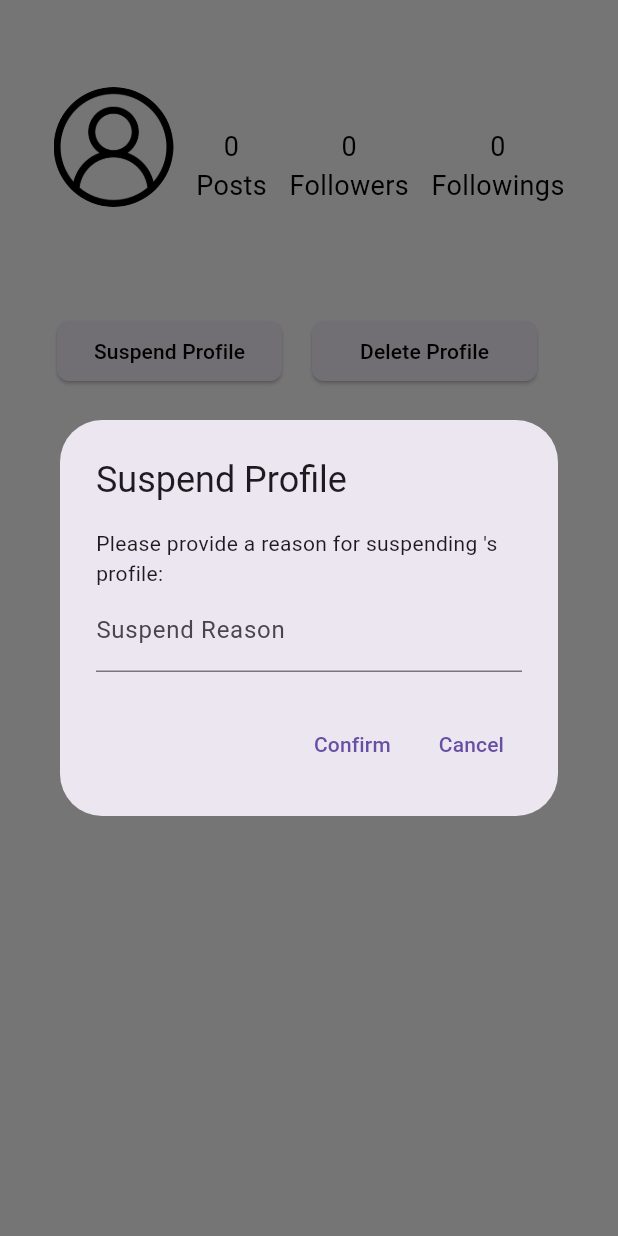
After one commit to SumanTanwar/SocialTrails_Flutter, a Flutter app: the AdminUserDetailManageScreen screen opened directly, after a tap on "Suspend Profile", on a phone screen of 412 x 824 dp. The commit adds this screen. Run offline on Flutter 3.47's test engine with Material 3 defaults, Android fonts, the phone set to English and light mode, and no system bars; our stand-ins replace connectivity_plus, firebase_auth, firebase_core, firebase_database, firebase_storage, google_maps_flutter and 3 more; accounts and stored records are empty.

Commit message:
admin suspend and active user account

```diff
--- a/lib/Adminpanel/AdminDashboard.dart
+++ b/lib/Adminpanel/AdminDashboard.dart
@@ -1,6 +1,8 @@
 import 'package:flutter/material.dart';
 import 'package:socialtrailsapp/Utility/SessionManager.dart';
 import 'package:socialtrailsapp/signin.dart';
+
+import 'adminusermanage.dart';
 
 class AdminDashboardScreen extends StatefulWidget {
   const AdminDashboardScreen({Key? key}) : super(key: key);
@@ -36,6 +38,15 @@ class _AdminDashboardScreenState extends State<AdminDashboardScreen> {
             ),
             ElevatedButton(
               onPressed: () {
+                Navigator.pushReplacement(
+                  context,
+                  MaterialPageRoute(builder: (context) => AdminUserDetailManageScreen(userId : "gZbKw6pfnCOrcYTG6kjUbd5nveA2")),
+                );
+              },
+              child: Text('User Detail  Page'),
+            ),
+            ElevatedButton(
+              onPressed: () {
                 // Log out admin
                 SessionManager().logoutUser();
                 Navigator.pushReplacement(
--- /dev/null
+++ b/lib/Adminpanel/adminusermanage.dart
@@ -0,0 +1,274 @@
+import 'package:flutter/material.dart';
+import 'package:socialtrailsapp/Interface/OperationCallback.dart';
+import 'package:socialtrailsapp/Utility/SessionManager.dart';
+import 'package:socialtrailsapp/Utility/UserService.dart';
+import 'package:socialtrailsapp/ModelData/Users.dart';
+import '../Utility/Utils.dart';
+
+class AdminUserDetailManageScreen extends StatefulWidget {
+  final String userId;
+
+  AdminUserDetailManageScreen({required this.userId});
+
+  @override
+  _AdminUserDetailManageScreenState createState() => _AdminUserDetailManageScreenState();
+}
+
+class _AdminUserDetailManageScreenState extends State<AdminUserDetailManageScreen> {
+  Users? user;
+  bool isLoading = true;
+  final UserService userService = UserService();
+
+  @override
+  void initState() {
+    super.initState();
+    _fetchUserDetails();
+  }
+
+  Future<void> _fetchUserDetails() async {
+    user = await userService.adminGetUserByID(widget.userId);
+    setState(() {
+      isLoading = false;
+    });
+  }
+
+  void _showSuspendDialog() {
+    final reasonController = TextEditingController();
+
+    showDialog(
+      context: context,
+      builder: (context) {
+        return AlertDialog(
+          title: Text("Suspend Profile"),
+          content: Column(
+            mainAxisSize: MainAxisSize.min,
+            children: [
+              Text("Please provide a reason for suspending ${user?.username}'s profile:"),
+              TextField(
+                controller: reasonController,
+                decoration: InputDecoration(labelText: 'Suspend Reason'),
+              ),
+            ],
+          ),
+          actions: [
+            TextButton(
+              onPressed: () {
+                String reason = reasonController.text.trim();
+                if (reason.isEmpty) {
+                  Utils.showError(context, "Suspend reason is required");
+                } else {
+                  _suspendProfile(widget.userId, reason);
+                  Navigator.of(context).pop();
+                }
+              },
+              child: Text("Confirm"),
+            ),
+            TextButton(
+              onPressed: () => Navigator.of(context).pop(),
+              child: Text("Cancel"),
+            ),
+          ],
+        );
+      },
+    );
+  }
+
+  void _suspendProfile(String userId, String reason) {
+    userService.suspendProfile(userId, SessionManager().getUserID() ?? "", reason, OperationCallback(
+      onSuccess: () {
+        setState(() {
+          user?.suspended = true;
+          user?.suspendedreason = "Suspended profile: ${reason}";
+        });
+        Utils.showMessage(context, "Profile suspended successfully.");
+      },
+      onFailure: (errMessage) {
+        Utils.showError(context, "suspend profile failed! Please try again later.");
+      },
+    ));
+  }
+
+  void _activateProfile(String userId) {
+    userService.activateProfile(userId, OperationCallback(
+      onSuccess: () {
+        setState(() {
+          user?.suspended = false;
+          user?.suspendedreason = "";
+        });
+        Utils.showMessage(context, "Profile activated successfully.");
+      },
+      onFailure: (errMessage) {
+        Utils.showError(context, "activate profile failed! Please try again later.");
+      },
+    ));
+  }
+
+  void _deleteProfile(String userId) {
+    // Implement delete functionality
+  }
+
+  @override
+  Widget build(BuildContext context) {
+    return Scaffold(
+      body: Padding(
+        padding: const EdgeInsets.all(8.0),
+        child: Container(
+          margin: const EdgeInsets.only(top: 50),
+          child: isLoading
+              ? Center(child: CircularProgressIndicator())
+              : Column(
+            children: [
+              Row(
+                mainAxisAlignment: MainAxisAlignment.center,
+                children: [
+                  Column(
+                    mainAxisAlignment: MainAxisAlignment.center,
+                    children: [
+                      Container(
+                        width: 80,
+                        height: 80,
+                        decoration: BoxDecoration(
+                          shape: BoxShape.circle,
+                          image: DecorationImage(
+                            image: AssetImage('assets/user.png'),
+                            fit: BoxFit.cover,
+                          ),
+                        ),
+                      ),
+                      SizedBox(height: 5),
+                      Text(
+                        user?.username ?? 'Unknown User',
+                        style: TextStyle(
+                          color: Colors.black,
+                          fontSize: 15,
+                          fontWeight: FontWeight.bold,
+                        ),
+                      ),
+                    ],
+                  ),
+                  SizedBox(width: 15),
+                  ProfileStat(count: '0', label: 'Posts'),
+                  SizedBox(width: 15),
+                  ProfileStat(count: '0', label: 'Followers'),
+                  SizedBox(width: 15),
+                  ProfileStat(count: '0', label: 'Followings'),
+                ],
+              ),
+              SizedBox(height: 2),
+              UserDetailText(label: user?.bio ?? ''),
+              UserDetailText(label: user?.email ?? ''),
+              SizedBox(height: 5),
+              UserDetailText(
+                label: user?.suspendedreason ?? '',
+                isVisible: user?.suspended ?? false,
+                textColor: user?.suspended == true ? Colors.white : Colors.black,
+                backgroundColor: user?.suspended == true ? Color(0xFFFF9800) : Colors.transparent,
+              ),
+              SizedBox(height: 5),
+              UserDetailText(label: 'Delete reason (if any)', isVisible: user?.admindeleted ?? false),
+              Row(
+                children: [
+                  Padding(
+                    padding: const EdgeInsets.only(left: 30.0),
+                    child: SizedBox(
+                      width: 150,
+                      child: ProfileButton(
+                        label: user?.suspended == true ? 'UnSuspend Profile' : 'Suspend Profile',
+                        onPressed: user?.suspended == true ? () => _activateProfile(widget.userId) : _showSuspendDialog,
+                      ),
+                    ),
+                  ),
+                  SizedBox(width: 20),
+                  SizedBox(
+                    width: 150,
+                    child: ProfileButton(
+                      label: user?.admindeleted == true ? 'Activate Profile' : 'Delete Profile',
+                      onPressed: user?.admindeleted == true ? () => _deleteProfile(widget.userId) : () => _deleteProfile(widget.userId),
+                    ),
+                  ),
+                ],
+              ),
+            ],
+          ),
+        ),
+      ),
+    );
+  }
+}
+
+class ProfileStat extends StatelessWidget {
+  final String count;
+  final String label;
+
+  ProfileStat({required this.count, required this.label});
+
+  @override
+  Widget build(BuildContext context) {
+    return Column(
+      mainAxisAlignment: MainAxisAlignment.center,
+      children: [
+        Text(
+          count,
+          style: TextStyle(fontSize: 18, color: Colors.black),
+        ),
+        Text(
+          label,
+          style: TextStyle(fontSize: 18, color: Colors.black),
+        ),
+      ],
+    );
+  }
+}
+
+class UserDetailText extends StatelessWidget {
+  final String label;
+  final bool isVisible;
+  final Color textColor;
+  final Color backgroundColor;
+
+  UserDetailText({
+    required this.label,
+    this.isVisible = true,
+    this.textColor = Colors.black,
+    this.backgroundColor = Colors.transparent,
+  });
+
+  @override
+  Widget build(BuildContext context) {
+    return isVisible
+        ? Container(
+      color: backgroundColor,
+      alignment: Alignment.centerLeft,
+      padding: EdgeInsets.only(left: 30),
+      child: Text(
+        label,
+        style: TextStyle(fontSize: 12, color: textColor),
+      ),
+    )
+        : SizedBox.shrink();
+  }
+}
+
+class ProfileButton extends StatelessWidget {
+  final String label;
+  final VoidCallback onPressed;
+
+  ProfileButton({required this.label, required this.onPressed});
+
+  @override
+  Widget build(BuildContext context) {
+    return ElevatedButton(
+      onPressed: onPressed,
+      child: Text(
+        label,
+        style: TextStyle(color: Colors.black),
+      ),
+      style: ElevatedButton.styleFrom(
+        padding: EdgeInsets.symmetric(vertical: 10, horizontal: 10),
+        shape: RoundedRectangleBorder(
+          borderRadius: BorderRadius.circular(8),
+        ),
+      ),
+    );
+  }
+}
--- a/lib/Interface/IUserInterface.dart
+++ b/lib/Interface/IUserInterface.dart
@@ -6,5 +6,7 @@ import 'OperationCallback.dart';
 abstract class IUserInterface {
   void createUser(Users user, OperationCallback callback);
   Future<Users?> getUserByID(String uid);
-
+  Future<Users?> adminGetUserByID(String uid);
+  void suspendProfile(String userId, String suspendedBy, String reason, OperationCallback callback);
+  void activateProfile(String userId, OperationCallback callback);
 }
--- a/lib/ModelData/Users.dart
+++ b/lib/ModelData/Users.dart
@@ -16,6 +16,7 @@ class Users {
   bool admindeleted;
   bool suspended;
   bool isactive;
+  String? suspendedreason,suspendedby;
 
   Users({
     required this.userId,
--- a/lib/Utility/UserService.dart
+++ b/lib/Utility/UserService.dart
@@ -3,6 +3,7 @@ import 'package:flutter/cupertino.dart';
 import 'package:socialtrailsapp/Interface/IUserInterface.dart';
 import '../Interface/OperationCallback.dart';
 import '../ModelData/Users.dart';
+import 'Utils.dart';
 
 class UserService extends IUserInterface {
   final DatabaseReference reference;
@@ -26,16 +27,20 @@ class UserService extends IUserInterface {
   Future<Users?> getUserByID(String uid) async {
     try {
       final data = await reference.child(_collectionName).child(uid).once();
-
       if (data.snapshot.exists) {
-        return Users.fromSnapshot(
-            data.snapshot); // Implement fromSnapshot method in Users
+        Users user = Users.fromSnapshot(data.snapshot);
+        if (!user.admindeleted && !user.profiledeleted) {
+          return user; // User is valid
+        } else {
+          print("User is deleted by admin or profile is deleted.");
+          return null;
+        }
       } else {
-        return null; // User not found
+        return null;
       }
     } catch (error) {
       print("Error retrieving user: $error");
-      return null; // Handle the error as needed
+      return null;
     }
   }
 
@@ -81,4 +86,61 @@ class UserService extends IUserInterface {
       }
     });
   }
+  @override
+  Future<Users?> adminGetUserByID(String uid) async {
+    try {
+      final data = await reference.child(_collectionName).child(uid).once();
+
+      if (data.snapshot.exists) {
+        return Users.fromSnapshot(
+            data.snapshot);
+      } else {
+        return null;
+      }
+    } catch (error) {
+      print("Error retrieving user: $error");
+      return null;
+    }
+  }
+  @override
+  void suspendProfile(String userId, String suspendedBy, String reason, OperationCallback callback) {
+    Map<String, dynamic> updates = {
+      'suspended': true,
+      'suspendedby': suspendedBy,
+      'suspendedreason': reason,
+      'suspendedon': Utils.getCurrentDatetime(), // You may need to implement this method
+      'isActive': false,
+    };
+
+    reference.child(_collectionName).child(userId).update(updates).then((_) {
+      if (callback != null) {
+        callback.onSuccess();
+      }
+    }).catchError((error) {
+      if (callback != null) {
+        callback.onFailure(error.toString());
+      }
+    });
+  }
+  @override
+  void activateProfile(String userId, OperationCallback callback) {
+    Map<String, dynamic> updates = {
+      'suspended': false,
+      'suspendedby': null,
+      'suspendedreason': null,
+      'suspendedon': null,
+      'isActive': true,
+    };
+
+    reference.child(_collectionName).child(userId).update(updates).then((_) {
+      if (callback != null) {
+        callback.onSuccess();
+      }
+    }).catchError((error) {
+      if (callback != null) {
+        callback.onFailure(error.toString());
+      }
+    });
+  }
+
 }
```
